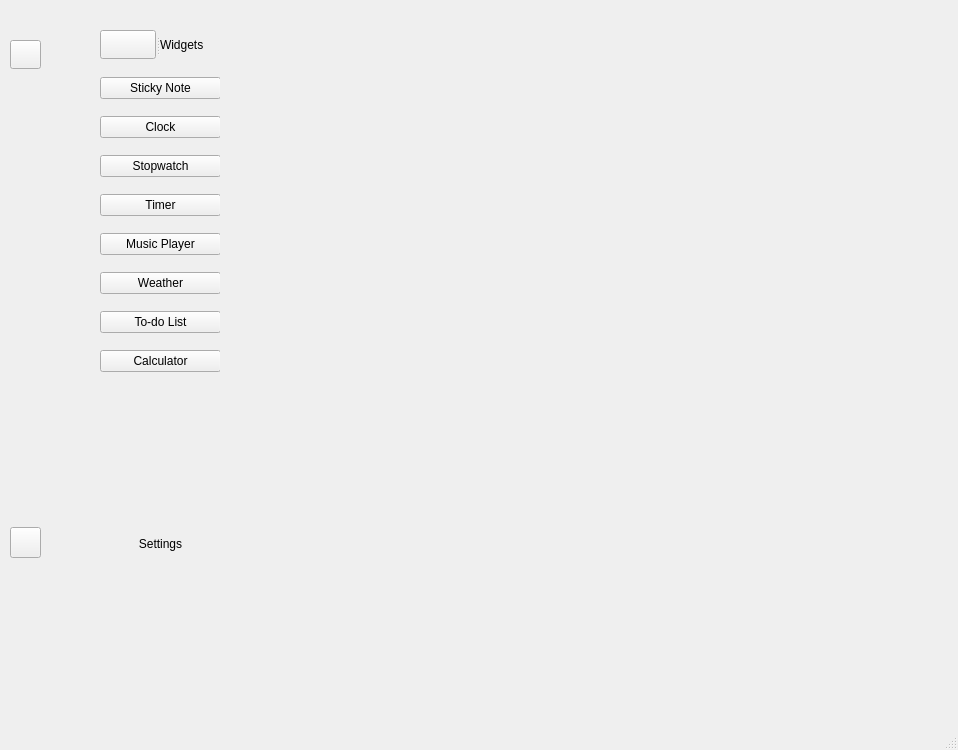
Before: the Qt Designer form main_window.ui in johnnguyenn77/DragonHacks-2023-Project, drawn with Qt 5.
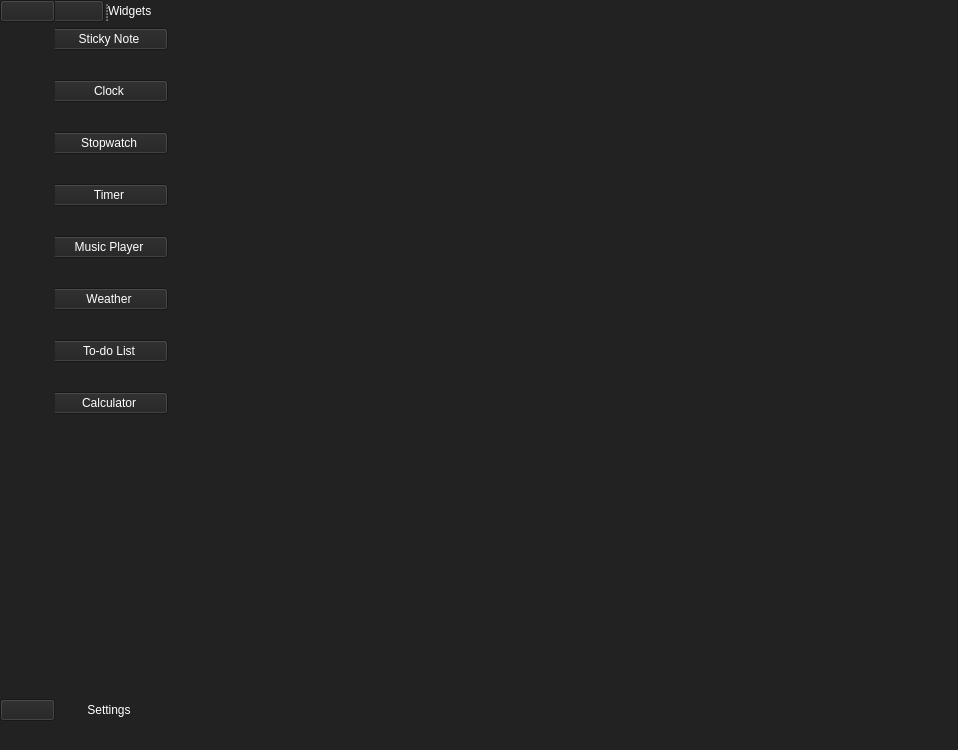
After: the same form once the commit is applied. Icons and pictures are not drawn.

Commit message: converted ui file to py

The edit to the form file:
```diff
--- a/main_window.ui
+++ b/main_window.ui
@@ -14,50 +14,58 @@
    <string>MainWindow</string>
   </property>
   <property name="autoFillBackground">
-   <bool>true</bool>
+   <bool>false</bool>
+  </property>
+  <property name="styleSheet">
+   <string notr="true">background-color: rgb(34, 34, 34);
+font: 11pt &quot;Segoe UI Variable Display&quot;;</string>
   </property>
   <widget class="QWidget" name="centralwidget">
    <widget class="QWidget" name="full" native="true">
     <property name="geometry">
      <rect>
-      <x>100</x>
-      <y>30</y>
-      <width>120</width>
-      <height>531</height>
+      <x>50</x>
+      <y>0</y>
+      <width>118</width>
+      <height>721</height>
      </rect>
     </property>
-    <widget class="QPushButton" name="pushButton_10">
-     <property name="geometry">
-      <rect>
-       <x>0</x>
-       <y>500</y>
-       <width>121</width>
-       <height>28</height>
-      </rect>
-     </property>
+    <property name="styleSheet">
+     <string notr="true">font: 8pt &quot;Segoe UI Variable Display&quot;;
+color: rgb(255, 255, 255);</string>
+    </property>
+    <layout class="QVBoxLayout" name="verticalLayout_3">
+     <item>
+      <widget class="QSplitter" name="splitter">
+       <property name="orientation">
+        <enum>Qt::Horizontal</enum>
+       </property>
+       <widget class="QPushButton" name="pushButton">
      <property name="text">
-      <string>Settings</string>
+         <string/>
      </property>
      <property name="icon">
       <iconset resource="resource.qrc">
-       <normaloff>:/icon/icon/settings-10-48.icns</normaloff>:/icon/icon/settings-10-48.icns</iconset>
-     </property>
-     <property name="flat">
-      <bool>true</bool>
-     </property>
-    </widget>
-    <widget class="QWidget" name="">
-     <property name="geometry">
-      <rect>
-       <x>0</x>
-       <y>30</y>
-       <width>121</width>
-       <height>331</height>
-      </rect>
-     </property>
+          <normaloff>:/icon/icon/list-view-48.icns</normaloff>:/icon/icon/list-view-48.icns</iconset>
+        </property>
+        <property name="checkable">
+         <bool>false</bool>
+        </property>
+        <property name="default">
+         <bool>false</bool>
+        </property>
+       </widget>
+       <widget class="QLabel" name="label">
+        <property name="text">
+         <string>Widgets</string>
+        </property>
+       </widget>
+      </widget>
+     </item>
+     <item>
      <layout class="QVBoxLayout" name="verticalLayout">
       <property name="spacing">
-       <number>0</number>
+        <number>30</number>
       </property>
       <item>
        <widget class="QPushButton" name="pushButton_2">
@@ -196,56 +204,48 @@
        </widget>
       </item>
      </layout>
-    </widget>
-    <widget class="QSplitter" name="splitter">
-     <property name="geometry">
-      <rect>
-       <x>0</x>
-       <y>0</y>
-       <width>121</width>
-       <height>29</height>
-      </rect>
-     </property>
+     </item>
+     <item>
+      <spacer name="verticalSpacer">
      <property name="orientation">
-      <enum>Qt::Horizontal</enum>
-     </property>
-     <widget class="QPushButton" name="pushButton">
+        <enum>Qt::Vertical</enum>
+       </property>
+       <property name="sizeHint" stdset="0">
+        <size>
+         <width>20</width>
+         <height>181</height>
+        </size>
+       </property>
+      </spacer>
+     </item>
+     <item>
+      <widget class="QPushButton" name="pushButton_10">
       <property name="text">
-       <string/>
+        <string>Settings</string>
       </property>
       <property name="icon">
        <iconset resource="resource.qrc">
-        <normaloff>:/icon/icon/list-view-48.icns</normaloff>:/icon/icon/list-view-48.icns</iconset>
-      </property>
-      <property name="default">
-       <bool>false</bool>
-      </property>
-     </widget>
-     <widget class="QLabel" name="label">
-      <property name="text">
-       <string>Widgets</string>
-      </property>
-     </widget>
-    </widget>
+         <normaloff>:/icon/icon/settings-10-48.icns</normaloff>:/icon/icon/settings-10-48.icns</iconset>
+       </property>
+       <property name="flat">
+        <bool>true</bool>
+       </property>
+      </widget>
+     </item>
+    </layout>
    </widget>
    <widget class="QWidget" name="icons" native="true">
     <property name="geometry">
      <rect>
-      <x>10</x>
-      <y>40</y>
-      <width>31</width>
-      <height>521</height>
+      <x>0</x>
+      <y>0</y>
+      <width>55</width>
+      <height>721</height>
      </rect>
     </property>
+    <layout class="QVBoxLayout" name="verticalLayout_2">
+     <item>
     <widget class="QPushButton" name="pushButton_11">
-     <property name="geometry">
-      <rect>
-       <x>0</x>
-       <y>0</y>
-       <width>31</width>
-       <height>29</height>
-      </rect>
-     </property>
      <property name="text">
       <string/>
      </property>
@@ -254,7 +254,7 @@
        <normaloff>:/icon/icon/list-view-48.icns</normaloff>:/icon/icon/list-view-48.icns</iconset>
      </property>
      <property name="checkable">
-      <bool>true</bool>
+        <bool>false</bool>
      </property>
      <property name="autoExclusive">
       <bool>true</bool>
@@ -263,15 +263,22 @@
       <bool>false</bool>
      </property>
     </widget>
+     </item>
+     <item>
+      <spacer name="verticalSpacer_2">
+       <property name="orientation">
+        <enum>Qt::Vertical</enum>
+       </property>
+       <property name="sizeHint" stdset="0">
+        <size>
+         <width>28</width>
+         <height>624</height>
+        </size>
+       </property>
+      </spacer>
+     </item>
+     <item>
     <widget class="QPushButton" name="pushButton_12">
-     <property name="geometry">
-      <rect>
-       <x>0</x>
-       <y>487</y>
-       <width>31</width>
-       <height>31</height>
-      </rect>
-     </property>
      <property name="text">
       <string/>
      </property>
@@ -292,6 +299,8 @@
       <bool>true</bool>
      </property>
     </widget>
+     </item>
+    </layout>
    </widget>
   </widget>
   <widget class="QStatusBar" name="statusbar"/>
```
Left out of the diff: 56 changed lines with no effect on the pictures. Lines whose indentation alone changed are shown as unchanged. The commit also changes 2 other files.
